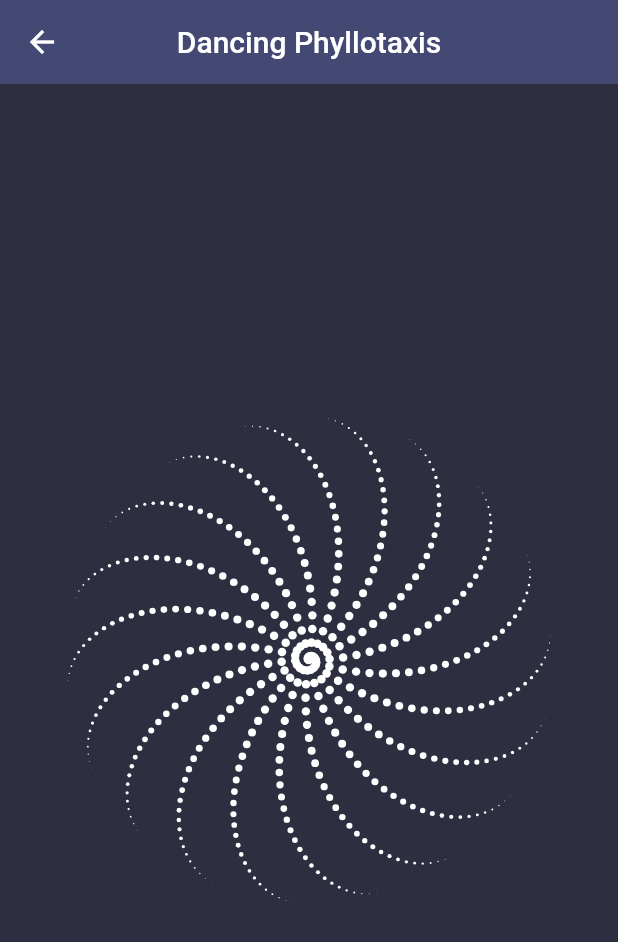
After one commit to ikramhasan/Flutter-Artbook, a Flutter app: the screen it shows after launch, in the side drawer, after a tap on "Dancing Phyllotaxis", on a phone screen of 412 x 824 dp. The commit adds this screen. Shown: the top 942 px of the screen. Run offline on Flutter 3.47's test engine with Material 2 defaults, Android fonts, the phone set to English and light mode, and no system bars; our stand-ins replace get.

Commit message:
ADDED: Art - Dancing Phyllotaxis

```diff
--- /dev/null
+++ b/lib/arts/dancing_phyllotaxis.dart
@@ -0,0 +1,114 @@
+import 'dart:async';
+import 'dart:math';
+import 'package:flutter/material.dart';
+
+class ArtPainter extends CustomPainter {
+  final Color strokeColor;
+  final double strokeWidth;
+  double tick;
+
+  var zF = 340;
+  var size = 3;
+  var center = 0;
+  get r => this.zF / 2.1;
+
+  Map<String, num> option = {"size": 1000, "zFactor": 0, "speed": 0.2};
+  List<int> sqAr = [];
+  ArtPainter({
+    this.strokeColor = Colors.black,
+    this.strokeWidth = 2.3,
+    this.tick,
+  });
+
+  @override
+  void paint(Canvas canvas, Size size) {
+    for (var i = 0; i < 500; i++) {
+      sqAr.add(i);
+    }
+    animate(canvas, size);
+    canvas.restore();
+  }
+
+  animate(Canvas canvas, Size size) {
+    canvas.save();
+    canvas.translate(size.width / 2, size.height / 2);
+    for (var i = 0; i < sqAr.length; i++) {
+      setFlo(tick, i, canvas);
+    }
+    sqAr = List.generate(1000, (x) => x + 1);
+  }
+
+  setFlo(value, i, Canvas canvas) {
+    var j = pi - (pi / option['size'] * i);
+    var b = pi * value / option['size'] * i;
+    var zF = this.zF / (this.zF + option['zFactor'] - this.r);
+    var zz = this.center - zF * cos(j) * this.size;
+    var x = this.center - this.r * sin(j) * cos(b);
+    var y = this.center - this.r * sin(j) * sin(b);
+    var z = (zz);
+    Paint line = Paint()
+      ..style = PaintingStyle.fill
+      ..color = Colors.white
+      ..strokeCap = StrokeCap.round;
+
+    canvas.drawArc(
+        Rect.fromCircle(
+          center: Offset(x, y),
+          radius: z / 2,
+        ),
+        0,
+        pi * 2,
+        false,
+        line);
+  }
+
+  @override
+  bool shouldRepaint(ArtPainter oldDelegate) {
+    return true;
+  }
+}
+
+class DancingPhyllotaxis extends StatefulWidget {
+  DancingPhyllotaxis({Key key}) : super(key: key);
+
+  @override
+  DancingPhyllotaxisState createState() => DancingPhyllotaxisState();
+}
+
+class DancingPhyllotaxisState extends State<DancingPhyllotaxis> {
+  var tick = 79.78;
+  @override
+  void initState() {
+    super.initState();
+
+    Timer.periodic(Duration(milliseconds: 5), (t) {
+      setState(() {
+        tick += (0.7 * 0.2);
+      });
+    });
+  }
+
+  @override
+  Widget build(BuildContext context) {
+    return Scaffold(
+      appBar: AppBar(
+        backgroundColor: Color(0xFF444974),
+        elevation: 0,
+        title: Text('Dancing Phyllotaxis'),
+        centerTitle: true,
+      ),
+      body: Container(
+          child: Center(
+        child: Container(
+          child: CustomPaint(
+            painter: ArtPainter(tick: tick),
+            child: Container(
+              height: 1500,
+              width: 1500,
+            ),
+          ),
+        ),
+      )),
+    );
+  }
+}
--- a/lib/homepage.dart
+++ b/lib/homepage.dart
@@ -1,4 +1,5 @@
 import 'package:artbook/arts/clock.dart';
+import 'package:artbook/arts/dancing_phyllotaxis.dart';
 import 'package:flutter/material.dart';
 import 'package:get/get.dart';
 
@@ -23,7 +24,7 @@ class _HomePageState extends State<HomePage> {
             DrawerHeader(
               child: Center(
                 child: Text(
-                  'Arts',
+                  'Generative Arts',
                   style: TextStyle(
                     color: Color(0xFFEAECFF),
                     fontSize: 20,
@@ -47,6 +48,18 @@ class _HomePageState extends State<HomePage> {
                 ),
               ),
             ),
+            InkWell(
+              highlightColor: Color(0xFF444974),
+              onTap: () {
+                Get.to(DancingPhyllotaxis());
+              },
+              child: ListTile(
+                title: Text(
+                  'Dancing Phyllotaxis',
+                  style: TextStyle(color: Color(0xFFEAECFF)),
+                ),
+              ),
+            ),
           ],
         ),
       ),
```
Also changed, not shown: 2 other files.
